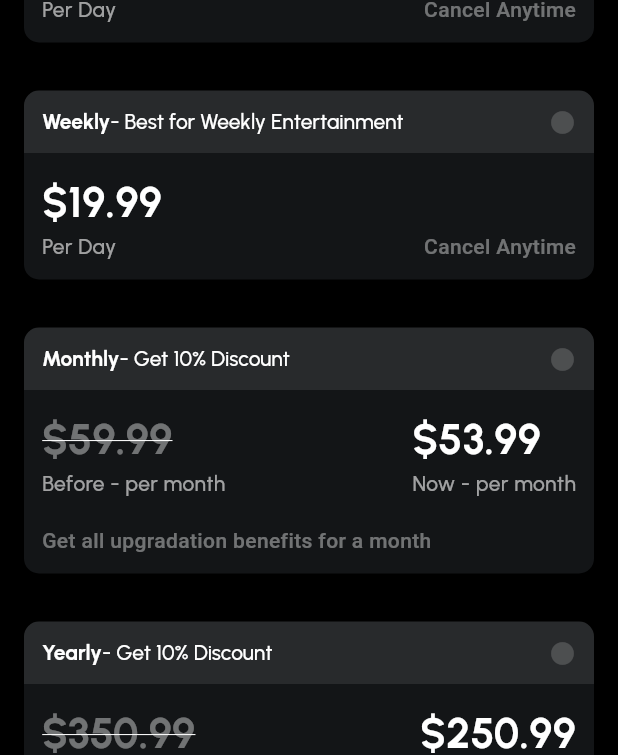
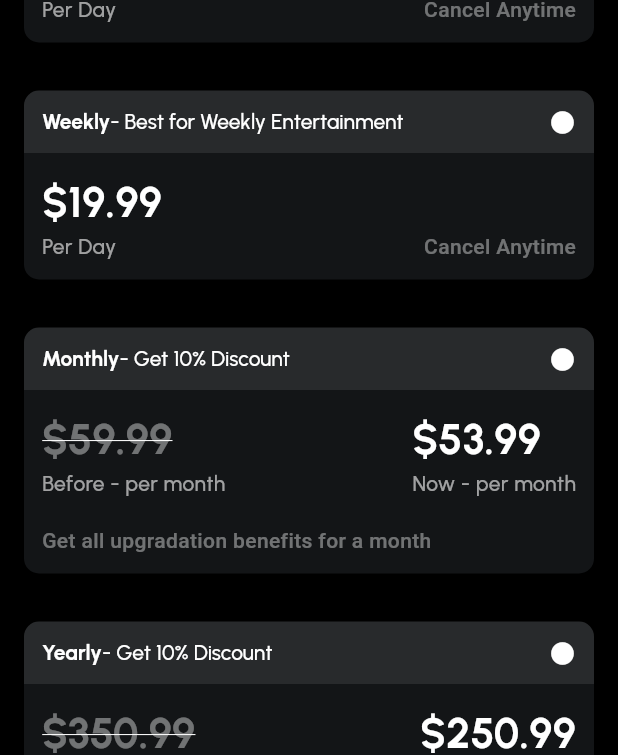
Before and after one commit to salmanbashar1009/malooz, a Flutter app: the SubscriptionScreen screen opened by its route, scrolled down 394 dp, on a phone screen of 412 x 824 dp. Shown: the part 157-912 px from the top of the screen. Run offline on Flutter 3.47's test engine with Material 3 defaults, Android fonts, the phone set to English and light mode, and no system bars; our stand-ins replace equatable, flutter_bloc, flutter_rating_bar, google_fonts, intl_phone_field, pin_code_fields.

Commit message:
subscription bloc added

```diff
--- /dev/null
+++ b/lib/features/subscription/bloc/subscription_bloc.dart
@@ -0,0 +1,18 @@
+import 'package:flutter_bloc/flutter_bloc.dart';
+
+class SubscriptionBloc extends Cubit<String?> {
+  SubscriptionBloc() : super(null);
+
+  void select(String title) {
+    // Toggle logic: unselect if already selected
+    if (state == title) {
+      emit(null); // unselect
+    } else {
+      emit(title); // select
+    }
+  }
+
+  // void select(String title) {
+  //   emit(title);
+  // }
+}
--- a/lib/features/subscription/ui/screens/subscription_screen.dart
+++ b/lib/features/subscription/ui/screens/subscription_screen.dart
@@ -1,4 +1,5 @@
 import 'package:flutter/material.dart';
+import 'package:flutter_bloc/flutter_bloc.dart';
 import 'package:google_fonts/google_fonts.dart';
 import 'package:malooz/core/constant/app_padding.dart';
 import 'package:malooz/features/subscription/ui/widgets/montly_subscription.dart';
@@ -6,7 +7,7 @@ import 'package:malooz/features/subscription/ui/widgets/premium_intro_section.da
 import 'package:malooz/features/subscription/ui/widgets/weeklly_subscription.dart';
 import '../../../../core/constant/app_colors.dart';
 import '../../../../core/utls/utls.dart';
-import '../widgets/build_subscription_card.dart';
+import '../../bloc/subscription_bloc.dart';
 import '../widgets/daily_subsciption.dart';
 import '../widgets/yearly_subscription.dart';
 
@@ -20,7 +21,9 @@ class SubscriptionScreen extends StatelessWidget {
       fontSize: 14,
       color: AppColors.white,
     );
-    return Scaffold(
+    return BlocProvider(
+      create: (context) => SubscriptionBloc(),
+      child: Scaffold(
         appBar: AppBar(
           leading: IconButton(
               onPressed: () {
@@ -64,6 +67,7 @@ class SubscriptionScreen extends StatelessWidget {
             ),
           ),
         ),
+      ),
     );
   }
 }
--- a/lib/features/subscription/ui/widgets/build_subscription_card.dart
+++ b/lib/features/subscription/ui/widgets/build_subscription_card.dart
@@ -5,12 +5,20 @@ import '../../../../core/constant/app_colors.dart';
 import '../../../../core/constant/app_padding.dart';
 
 class BuildSubscriptionCard extends StatelessWidget {
-  const BuildSubscriptionCard({super.key, required this.title, required this.description, this.onTap, this.children});
+  const BuildSubscriptionCard({
+    super.key,
+    required this.title,
+    required this.description,
+    this.onTap,
+    this.children,
+    required this.isSelected,
+  });
 
   final String title;
   final String description;
   final VoidCallback? onTap;
   final List<Widget>? children;
+  final bool isSelected;
 
   @override
   Widget build(BuildContext context) {
@@ -19,15 +27,15 @@ class BuildSubscriptionCard extends StatelessWidget {
       fontSize: 14,
       color: AppColors.white,
     );
-    return Column(
+    return GestureDetector(
+      onTap: onTap,
+      child: Column(
         children: [
-        GestureDetector(
-          onTap: onTap,
-          child: Container(
+          Container(
             padding: AppPadding.padding(horizontal: 12, vertical: 12),
             decoration: BoxDecoration(
-              color: Color(0xFF282A2C),
-              borderRadius: BorderRadius.only(
+              color: isSelected ? AppColors.primaryColor : const Color(0xFF282A2C),
+              borderRadius: const BorderRadius.only(
                 topLeft: Radius.circular(10),
                 topRight: Radius.circular(10),
               ),
@@ -39,28 +47,31 @@ class BuildSubscriptionCard extends StatelessWidget {
                   text: TextSpan(
                     style: textTheme.copyWith(
                       fontWeight: FontWeight.w700,
+                      color: isSelected ? AppColors.black : null,
                     ),
-                      children: <TextSpan>[
-                        TextSpan(
-                            text: title
-                        ),
+                    children: [
+                      TextSpan(text: title),
                       TextSpan(
                         text: description,
                         style: textTheme.copyWith(
                           fontWeight: FontWeight.w500,
+                          color:  isSelected ? AppColors.black : null,
                         ),
                       ),
-                      ]
+                    ],
                   ),
                 ),
-                Icon(Icons.circle,size: 18,color: AppColors.white18,)
+                Icon(
+                  isSelected ? Icons.check_circle : Icons.circle,
+                  size: 18,
+                  color: isSelected ? AppColors.black : Colors.white,
+                ),
               ],
-            ),
             ),
           ),
           Container(
             padding: AppPadding.padding(horizontal: 12, vertical: 12),
-          decoration: BoxDecoration(
+            decoration: const BoxDecoration(
               color: Color(0xFF131517),
               borderRadius: BorderRadius.only(
                 bottomLeft: Radius.circular(10),
@@ -73,6 +84,7 @@ class BuildSubscriptionCard extends StatelessWidget {
             ),
           ),
         ],
+      ),
     );
   }
 }
--- a/lib/features/subscription/ui/widgets/daily_subsciption.dart
+++ b/lib/features/subscription/ui/widgets/daily_subsciption.dart
@@ -1,7 +1,9 @@
 import 'package:flutter/material.dart';
+import 'package:flutter_bloc/flutter_bloc.dart';
 import 'package:google_fonts/google_fonts.dart';
 
 import '../../../../core/constant/app_colors.dart';
+import '../../bloc/subscription_bloc.dart';
 import 'build_subscription_card.dart';
 
 class DailySubscription extends StatelessWidget {
@@ -17,9 +19,16 @@ class DailySubscription extends StatelessWidget {
       fontSize: 14,
       color: AppColors.white,
     );
+
+    final selectedSubscription = context.watch<SubscriptionBloc>().state ;
+
     return BuildSubscriptionCard(
         title: "Daily",
         description: "- Best for daily Entertainment",
+        isSelected: selectedSubscription == "Daily",
+        onTap: (){
+          context.read<SubscriptionBloc>().select("Daily");
+        },
         children: [
           Row(
             mainAxisAlignment: MainAxisAlignment.spaceBetween,
--- a/lib/features/subscription/ui/widgets/montly_subscription.dart
+++ b/lib/features/subscription/ui/widgets/montly_subscription.dart
@@ -1,7 +1,9 @@
 import 'package:flutter/material.dart';
+import 'package:flutter_bloc/flutter_bloc.dart';
 import 'package:google_fonts/google_fonts.dart';
 
 import '../../../../core/constant/app_colors.dart';
+import '../../bloc/subscription_bloc.dart';
 import 'build_subscription_card.dart';
 
 class MonthlySubscription extends StatelessWidget {
@@ -14,9 +16,14 @@ class MonthlySubscription extends StatelessWidget {
       fontSize: 14,
       color: AppColors.white,
     );
+    final selectedSubscription = context.watch<SubscriptionBloc>().state ;
     return BuildSubscriptionCard(
       title: "Monthly",
       description: '- Get 10% Discount',
+      isSelected: selectedSubscription == "Monthly",
+      onTap: (){
+        context.read<SubscriptionBloc>().select("Monthly");
+      },
       children: [
         Row(
           mainAxisAlignment: MainAxisAlignment.spaceBetween,
--- a/lib/features/subscription/ui/widgets/weeklly_subscription.dart
+++ b/lib/features/subscription/ui/widgets/weeklly_subscription.dart
@@ -1,6 +1,8 @@
 import 'package:flutter/material.dart';
+import 'package:flutter_bloc/flutter_bloc.dart';
 import 'package:google_fonts/google_fonts.dart';
 import '../../../../core/constant/app_colors.dart';
+import '../../bloc/subscription_bloc.dart';
 import 'build_subscription_card.dart';
 
 class WeekllySubscription extends StatelessWidget {
@@ -13,9 +15,14 @@ class WeekllySubscription extends StatelessWidget {
       fontSize: 14,
       color: AppColors.white,
     );
+    final selectedSubscription = context.watch<SubscriptionBloc>().state ;
     return BuildSubscriptionCard(
       title: "Weekly",
       description: '- Best for Weekly Entertainment',
+      isSelected: selectedSubscription == "Weekly",
+      onTap: (){
+        context.read<SubscriptionBloc>().select("Weekly");
+      },
       children: [
         Row(
           mainAxisAlignment: MainAxisAlignment.spaceBetween,
--- a/lib/features/subscription/ui/widgets/yearly_subscription.dart
+++ b/lib/features/subscription/ui/widgets/yearly_subscription.dart
@@ -1,7 +1,9 @@
 import 'package:flutter/material.dart';
+import 'package:flutter_bloc/flutter_bloc.dart';
 import 'package:google_fonts/google_fonts.dart';
 
 import '../../../../core/constant/app_colors.dart';
+import '../../bloc/subscription_bloc.dart';
 import 'build_subscription_card.dart';
 
 class YearlySubscription extends StatelessWidget {
@@ -14,9 +16,14 @@ class YearlySubscription extends StatelessWidget {
       fontSize: 14,
       color: AppColors.white,
     );
+    final selectedSubscription = context.watch<SubscriptionBloc>().state ;
     return BuildSubscriptionCard(
       title: "Yearly",
       description: '- Get 10% Discount',
+      isSelected: selectedSubscription == "Yearly",
+      onTap: (){
+        context.read<SubscriptionBloc>().select("Yearly");
+      },
       children: [
         Row(
           mainAxisAlignment: MainAxisAlignment.spaceBetween,
```
Lines whose indentation alone changed are shown as unchanged.
